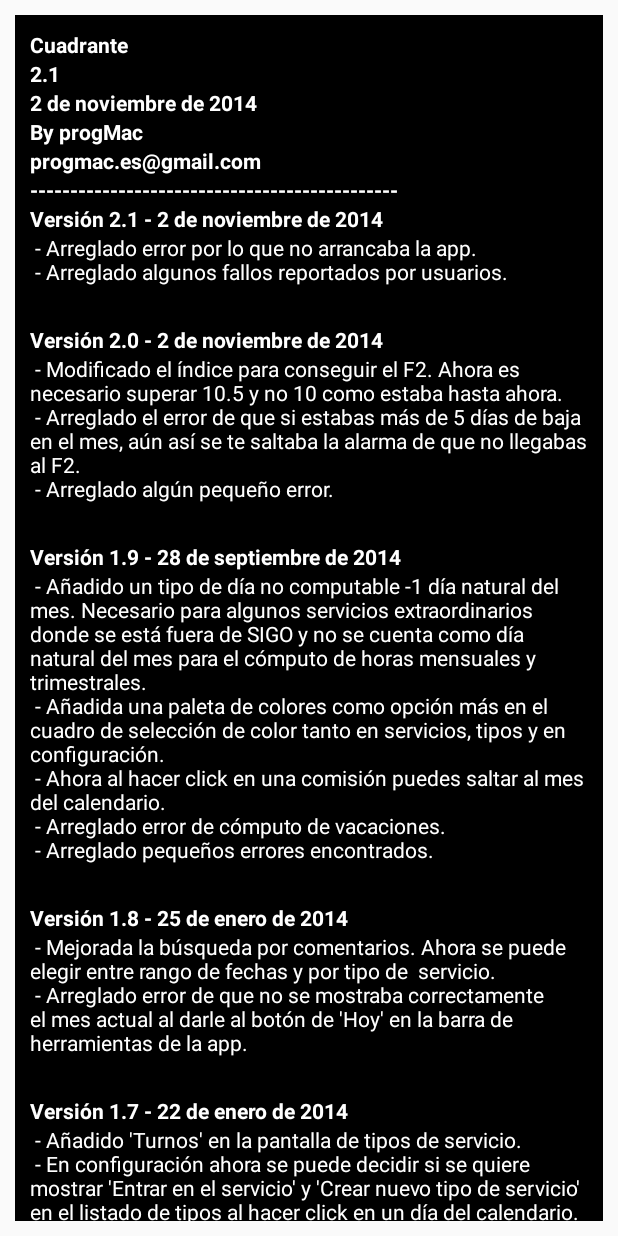
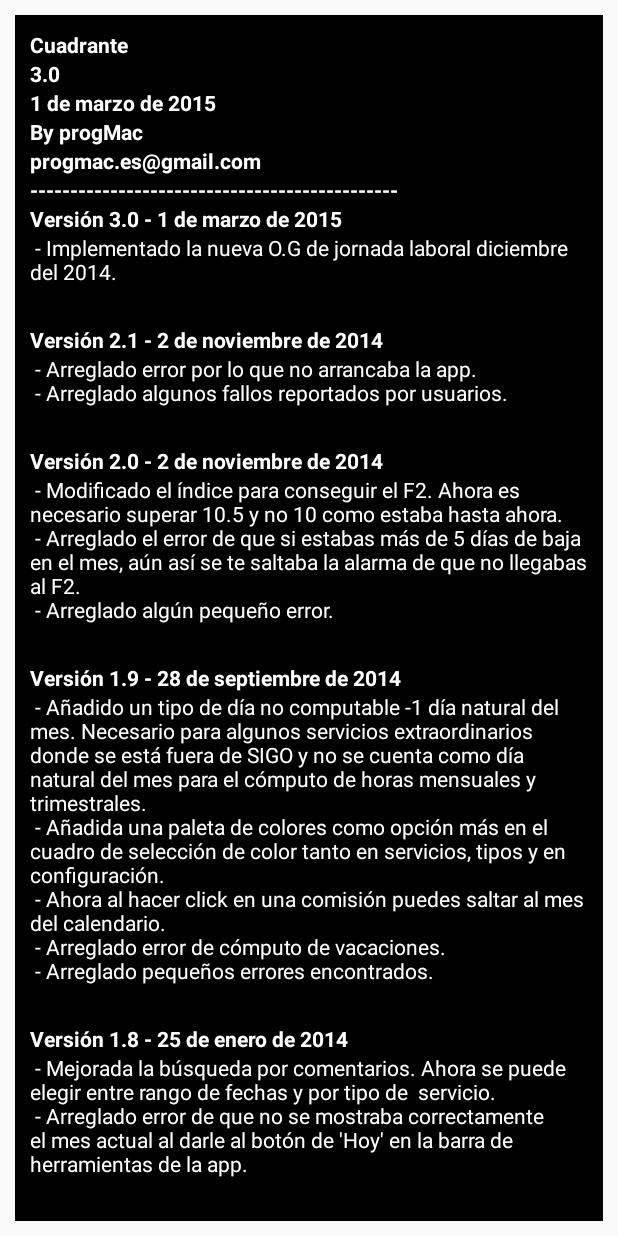
Before and after one commit to postNuKe/Cuadrante, an Android app: the layout dialog_whatsnew.xml on its own in the app's theme, with its tools: preview values and no code run, on a phone screen of 412 x 824 dp. Run offline under Robolectric (Android 15) with nearby library versions, the light colour scheme and no system bars.

Commit message:
Version 3.0

```diff
--- a/app/build.gradle
+++ b/app/build.gradle
@@ -8,8 +8,8 @@ android {
         applicationId "es.progmac.cuadrante"
         minSdkVersion 10
         targetSdkVersion 21
-        versionCode 1
-        versionName "1.0"
+        versionCode 30
+        versionName "3.0"
     }
     buildTypes {
         release {
--- a/app/src/main/AndroidManifest.xml
+++ b/app/src/main/AndroidManifest.xml
@@ -2,7 +2,7 @@
 <manifest xmlns:android="http://schemas.android.com/apk/res/android"
     xmlns:tools="http://schemas.android.com/tools"
     package="es.progmac.cuadrante"
-    android:versionCode="21"
+    android:versionCode="30"
     android:versionName="@string/app_versionName" >
 
     <uses-sdk
--- a/app/src/main/java/es/progmac/cuadrante/MainActivity.java
+++ b/app/src/main/java/es/progmac/cuadrante/MainActivity.java
@@ -1335,7 +1335,7 @@ public class MainActivity extends SherlockActivity {
         //obtenemos las horas del mes, trimestre o cuatrimestre
         int actualMonth = month.get(Calendar.MONTH) + 1;
         HoursInfo actualMonthInfo = new HoursInfo();
-        db.destroyHoursTable();
+        //db.destroyHoursTable();
 
         MonthlyHours monthlyHours = new MonthlyHours(mContext, db, month, actualMonth);
         actualMonthInfo = monthlyHours.getHoursInfo();
--- a/app/src/main/java/es/progmac/cuadrante/SettingsActivity.java
+++ b/app/src/main/java/es/progmac/cuadrante/SettingsActivity.java
@@ -183,9 +183,7 @@ public class SettingsActivity extends PreferenceActivity implements OnSharedPref
 			Cuadrante.refreshWidget(mContext);
 		}else if(key.equals(Sp.SP_SUNDAY_COLOR_ACTIVE)){
 			Cuadrante.refreshWidget(mContext);
-		}else if(key.equals(Sp.SP_COMPUTING_HOURS_PER_WEEK)){//vaciamos la tabla de horas
-            db.destroyHoursTable();
-        }else if(key.equals(Sp.SP_WORKDAY_WEEK_HOURS) || key.equals(Sp.SP_WORKDAY_COMPUTING_HOURS)){//vaciamos la tabla de horas
+		}else if(key.equals(Sp.SP_WORKDAY_WEEK_HOURS) || key.equals(Sp.SP_WORKDAY_COMPUTING_HOURS)){//vaciamos la tabla de horas
             db.destroyHoursTable();
         }
 	}
--- a/app/src/main/java/es/progmac/cuadrante/fragments/TypeServiceListFragment.java
+++ b/app/src/main/java/es/progmac/cuadrante/fragments/TypeServiceListFragment.java
@@ -159,10 +159,12 @@ public class TypeServiceListFragment extends SherlockListFragment {
             if(servicio.getGuardiaCombinada() == 1){
                 str_line_b = str_line_b + String.format(" %s |", getString(R.string.resume_is_guardia_combinada));
             }
+            /*
 			if(servicio.getAskSchedule() == 1){
 				str_line_b = str_line_b +
 						String.format(" %s |", getString(R.string.ask_schedule));
 			}
+			*/
 			if (!servicio.getStartSchedule().equals(Cuadrante.SCHEDULE_NULL)
 					|| !servicio.getEndSchedule().equals(Cuadrante.SCHEDULE_NULL)) {
 				str_line_b = str_line_b
--- a/app/src/main/java/es/progmac/cuadrante/lib/Cuadrante.java
+++ b/app/src/main/java/es/progmac/cuadrante/lib/Cuadrante.java
@@ -53,12 +53,12 @@ public class Cuadrante{
 	/**
 	 * Para que los debug funcionen o no, ya que consumen recursos y no nos interesa en producción
 	 */
-	public static boolean DEBUG_MODE = true;
+	public static boolean DEBUG_MODE = false;
 	//cuadrante.java
 	//layout/dialog_whatsnew.xml
 	//AndroidManifiest.xml
 	//values/strings.xml
-	public static final String APP_VERSION_DATE = "2 de noviembre de 2014";
+	public static final String APP_VERSION_DATE = "1 de marzo de 2015";
 	/**
 	 * Url donde se encuentra la sección ayuda de la app
 	 */
--- a/app/src/main/res/layout/dialog_whatsnew.xml
+++ b/app/src/main/res/layout/dialog_whatsnew.xml
@@ -31,6 +31,13 @@
 		        style="@style/TextViewH3"
 		        android:text="----------------------------------------------"/>
 
+            <TextView
+                style="@style/TextViewH3"
+                android:text="Versión 3.0 - 1 de marzo de 2015"/>
+            <TextView
+                style="@style/TextViewChangelog"
+                android:text="
+- Implementado la nueva O.G de jornada laboral diciembre del 2014.\n" />
             <TextView
                 style="@style/TextViewH3"
                 android:text="Versión 2.1 - 2 de noviembre de 2014"/>
--- a/app/src/main/res/values/strings.xml
+++ b/app/src/main/res/values/strings.xml
@@ -21,8 +21,8 @@
     <string name="alert_title">Cuadrante. No has llegado al F2</string>
     <string name="alerts">A</string>
     <string name="all">Todos</string>
-    <string name="app_versionDate">2 de noviembre de 2014</string>
-    <string name="app_versionName">2.1</string>
+    <string name="app_versionDate">1 de marzo de 2015</string>
+    <string name="app_versionName">3.0</string>
     <string name="app_name">Cuadrante</string>
     <string name="app_email_address">progmac.es@gmail.com</string>
     <string name="ask_service_24_hours">Servicio 24 horas</string>
```
Also changed, not shown: app/src/main/java/es/progmac/cuadrante/TipoServicioActivity.java (+17 -15 lines), app/src/main/java/es/progmac/cuadrante/lib/DatabaseAssistant.java (+12 -3 lines), app/src/main/java/es/progmac/cuadrante/lib/DatabaseHandler.java (+2 -27 lines).
